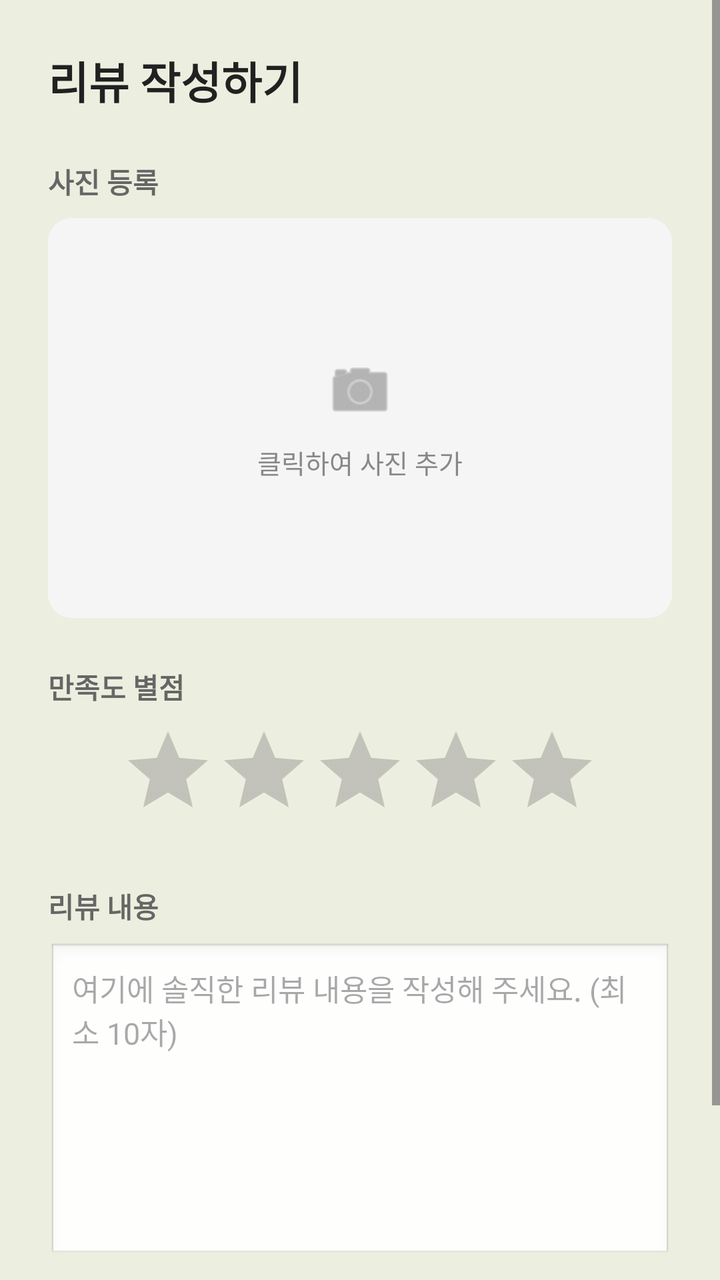
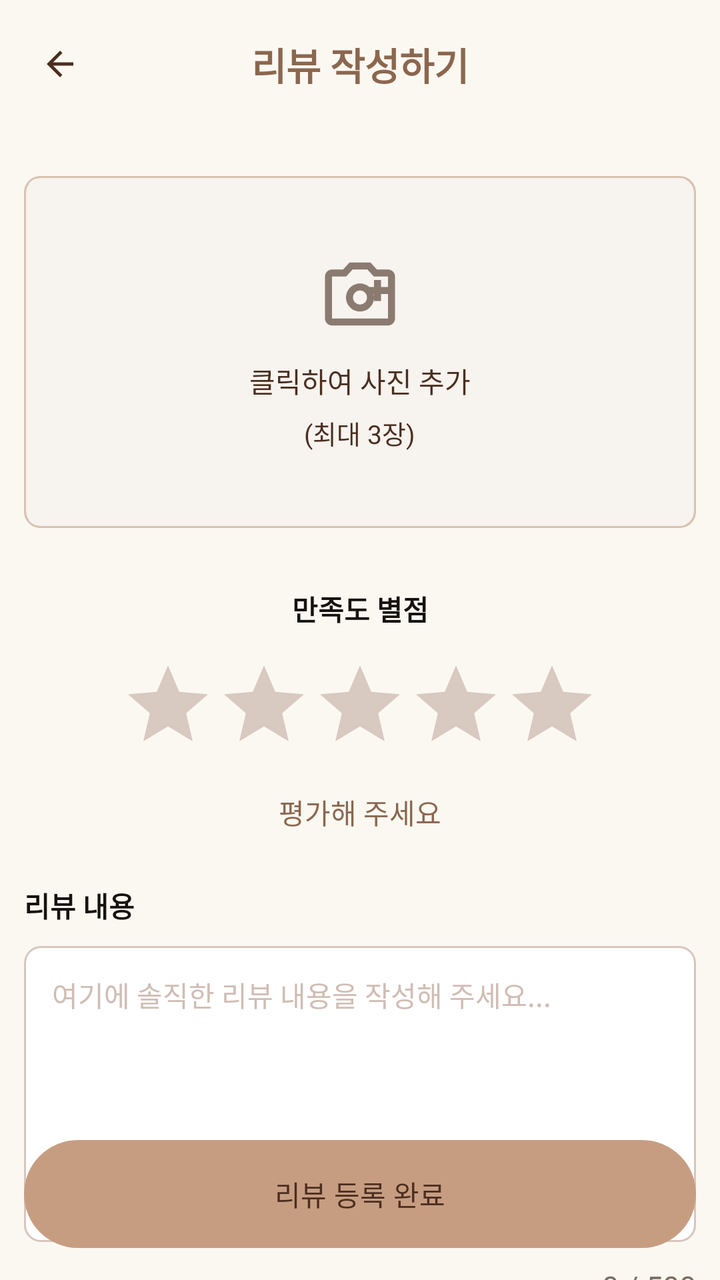

An Android layout rendered at two revisions. The XML below is the earlier revision; the diff shows what the commit changed to produce the second picture.
<!-- AndroidManifest.xml: application theme Theme.Payclient -->
<!-- res/layout/activity_review_add.xml -->
<?xml version="1.0" encoding="utf-8"?>
<ScrollView xmlns:android="http://schemas.android.com/apk/res/android"
    xmlns:app="http://schemas.android.com/apk/res-auto"
    android:layout_width="match_parent"
    android:layout_height="match_parent"
    android:id="@+id/main"
    android:fillViewport="true"
    android:fitsSystemWindows="true">

    <LinearLayout
        android:layout_width="match_parent"
        android:layout_height="wrap_content"
        android:orientation="vertical"
        android:padding="24dp">

        <TextView
            android:layout_width="wrap_content"
            android:layout_height="wrap_content"
            android:text="리뷰 작성하기"
            android:textColor="#212121"
            android:textSize="22sp"
            android:textStyle="bold"
            android:layout_marginBottom="24dp"/>

        <TextView
            android:layout_width="wrap_content"
            android:layout_height="wrap_content"
            android:text="사진 등록"
            android:textColor="#666666"
            android:textSize="14sp"
            android:textStyle="bold"
            android:layout_marginBottom="8dp"/>

        <androidx.cardview.widget.CardView
            android:id="@+id/cvSelectImage"
            android:layout_width="match_parent"
            android:layout_height="200dp"
            android:layout_marginBottom="24dp"
            app:cardCornerRadius="12dp"
            app:cardElevation="0dp"
            android:clickable="true"
            android:focusable="true">

            <FrameLayout
                android:layout_width="match_parent"
                android:layout_height="match_parent"
                android:background="#F5F5F5">

                <ImageView
                    android:id="@+id/ivReviewPhoto"
                    android:layout_width="match_parent"
                    android:layout_height="match_parent"
                    android:scaleType="centerCrop" />

                <LinearLayout
                    android:id="@+id/layoutPhotoGuide"
                    android:layout_width="wrap_content"
                    android:layout_height="wrap_content"
                    android:orientation="vertical"
                    android:gravity="center"
                    android:layout_gravity="center">

                    <ImageView
                        android:layout_width="36dp"
                        android:layout_height="36dp"
                        android:src="@android:drawable/ic_menu_camera"
                        app:tint="#888888" />

                    <TextView
                        android:layout_width="wrap_content"
                        android:layout_height="wrap_content"
                        android:layout_marginTop="8dp"
                        android:text="클릭하여 사진 추가"
                        android:textColor="#888888"
                        android:textSize="13sp" />
                </LinearLayout>
            </FrameLayout>
        </androidx.cardview.widget.CardView>

        <TextView
            android:layout_width="wrap_content"
            android:layout_height="wrap_content"
            android:text="만족도 별점"
            android:textColor="#666666"
            android:textSize="14sp"
            android:textStyle="bold"
            android:layout_marginBottom="8dp"/>

        <LinearLayout
            android:layout_width="match_parent"
            android:layout_height="wrap_content"
            android:gravity="center_horizontal"
            android:layout_marginBottom="24dp">

            <RatingBar
                android:id="@+id/rbInputRating"
                android:layout_width="wrap_content"
                android:layout_height="wrap_content"
                android:numStars="5"
                android:stepSize="1"
                android:isIndicator="false"
                style="?android:attr/ratingBarStyle" />
        </LinearLayout>

        <TextView
            android:layout_width="wrap_content"
            android:layout_height="wrap_content"
            android:text="리뷰 내용"
            android:textColor="#666666"
            android:textSize="14sp"
            android:textStyle="bold"
            android:layout_marginBottom="8dp"/>

        <EditText
            android:id="@+id/etReviewContent"
            android:layout_width="match_parent"
            android:layout_height="160dp"
            android:background="@android:drawable/edit_text"
            android:gravity="top|start"
            android:hint="여기에 솔직한 리뷰 내용을 작성해 주세요. (최소 10자)"
            android:inputType="textMultiLine"
            android:padding="12dp"
            android:textSize="15sp"
            android:textColor="#212121"
            android:layout_marginBottom="32dp"/>

        <Button
            android:id="@+id/btnSubmitReview"
            android:layout_width="match_parent"
            android:layout_height="54dp"
            android:text="리뷰 등록 완료"
            android:textSize="16sp"
            android:textStyle="bold"
            android:textColor="#FFFFFF"
            android:backgroundTint="@color/deep_brown"
            android:insetTop="0dp"
            android:insetBottom="0dp"
            app:cornerRadius="8dp" />

    </LinearLayout>
</ScrollView>
<!-- resources referenced by this layout -->
<resources>
  <color name="deep_brown">#CFAB8D</color>
  <style name="Theme.Payclient" parent="Base.Theme.Payclient" />
  <style name="Base.Theme.Payclient" parent="Theme.Material3.DayNight.NoActionBar">
          
          <item name="colorPrimary">@color/beige</item>
          <item name="android:windowBackground">@color/baby_blue</item>
      </style>
  <color name="beige">#D9C4B0</color>
  <color name="baby_blue">#ECEEDF</color>
</resources>

<!-- the commit's change to res/layout/activity_review_add.xml (unified diff, before → after) -->
@@ -1,141 +1,216 @@
 <?xml version="1.0" encoding="utf-8"?>
-<ScrollView xmlns:android="http://schemas.android.com/apk/res/android"
+<androidx.constraintlayout.widget.ConstraintLayout
+    xmlns:android="http://schemas.android.com/apk/res/android"
     xmlns:app="http://schemas.android.com/apk/res-auto"
+    android:id="@+id/main"
     android:layout_width="match_parent"
     android:layout_height="match_parent"
-    android:id="@+id/main"
-    android:fillViewport="true"
+    android:background="@color/home_background"
     android:fitsSystemWindows="true">
 
-    <LinearLayout
-        android:layout_width="match_parent"
-        android:layout_height="wrap_content"
-        android:orientation="vertical"
-        android:padding="24dp">
+    <androidx.constraintlayout.widget.ConstraintLayout
+        android:id="@+id/layout_review_add_header"
+        android:layout_width="0dp"
+        android:layout_height="64dp"
+        android:paddingStart="12dp"
+        android:paddingEnd="12dp"
+        app:layout_constraintEnd_toEndOf="parent"
+        app:layout_constraintStart_toStartOf="parent"
+        app:layout_constraintTop_toTopOf="parent">
+
+        <ImageView
+            android:id="@+id/btnBack"
+            android:layout_width="36dp"
+            android:layout_height="36dp"
+            android:contentDescription="뒤로가기"
+            android:padding="8dp"
+            android:src="@drawable/ic_arrow_back"
+            app:tint="@color/coffee_brown_dark"
+            app:layout_constraintBottom_toBottomOf="parent"
+            app:layout_constraintStart_toStartOf="parent"
+            app:layout_constraintTop_toTopOf="parent" />
 
         <TextView
+            android:id="@+id/tvReviewAddTitle"
             android:layout_width="wrap_content"
             android:layout_height="wrap_content"
             android:text="리뷰 작성하기"
-            android:textColor="#212121"
-            android:textSize="22sp"
+            android:textColor="@color/coffee_brown"
+            android:textSize="19sp"
             android:textStyle="bold"
-            android:layout_marginBottom="24dp"/>
-
-        <TextView
-            android:layout_width="wrap_content"
-            android:layout_height="wrap_content"
-            android:text="사진 등록"
-            android:textColor="#666666"
-            android:textSize="14sp"
-            android:textStyle="bold"
-            android:layout_marginBottom="8dp"/>
-
-        <androidx.cardview.widget.CardView
-            android:id="@+id/cvSelectImage"
-            android:layout_width="match_parent"
-            android:layout_height="200dp"
-            android:layout_marginBottom="24dp"
-            app:cardCornerRadius="12dp"
-            app:cardElevation="0dp"
-            android:clickable="true"
-            android:focusable="true">
-
-            <FrameLayout
-                android:layout_width="match_parent"
-                android:layout_height="match_parent"
-                android:background="#F5F5F5">
-
-                <ImageView
-                    android:id="@+id/ivReviewPhoto"
-                    android:layout_width="match_parent"
-                    android:layout_height="match_parent"
-                    android:scaleType="centerCrop" />
-
-                <LinearLayout
-                    android:id="@+id/layoutPhotoGuide"
-                    android:layout_width="wrap_content"
-                    android:layout_height="wrap_content"
-                    android:orientation="vertical"
-                    android:gravity="center"
-                    android:layout_gravity="center">
-
-                    <ImageView
-                        android:layout_width="36dp"
-                        android:layout_height="36dp"
-                        android:src="@android:drawable/ic_menu_camera"
-                        app:tint="#888888" />
-
-                    <TextView
-                        android:layout_width="wrap_content"
-                        android:layout_height="wrap_content"
-                        android:layout_marginTop="8dp"
-                        android:text="클릭하여 사진 추가"
-                        android:textColor="#888888"
-                        android:textSize="13sp" />
-                </LinearLayout>
-            </FrameLayout>
-        </androidx.cardview.widget.CardView>
-
-        <TextView
-            android:layout_width="wrap_content"
-            android:layout_height="wrap_content"
-            android:text="만족도 별점"
-            android:textColor="#666666"
-            android:textSize="14sp"
-            android:textStyle="bold"
-            android:layout_marginBottom="8dp"/>
+            app:layout_constraintBottom_toBottomOf="parent"
+            app:layout_constraintEnd_toEndOf="parent"
+            app:layout_constraintStart_toStartOf="parent"
+            app:layout_constraintTop_toTopOf="parent" />
+    </androidx.constraintlayout.widget.ConstraintLayout>
+
+    <androidx.core.widget.NestedScrollView
+        android:id="@+id/scrollReviewAdd"
+        android:layout_width="0dp"
+        android:layout_height="0dp"
+        android:clipToPadding="false"
+        android:fillViewport="true"
+        android:paddingStart="12dp"
+        android:paddingEnd="12dp"
+        android:paddingBottom="104dp"
+        app:layout_constraintBottom_toBottomOf="parent"
+        app:layout_constraintEnd_toEndOf="parent"
+        app:layout_constraintStart_toStartOf="parent"
+        app:layout_constraintTop_toBottomOf="@id/layout_review_add_header">
 
         <LinearLayout
             android:layout_width="match_parent"
             android:layout_height="wrap_content"
-            android:gravity="center_horizontal"
-            android:layout_marginBottom="24dp">
+            android:orientation="vertical">
+
+            <com.google.android.material.card.MaterialCardView
+                android:id="@+id/cvSelectImage"
+                android:layout_width="match_parent"
+                android:layout_height="176dp"
+                android:layout_marginTop="24dp"
+                android:layout_marginBottom="30dp"
+                android:clickable="true"
+                android:focusable="true"
+                android:foreground="?attr/selectableItemBackground"
+                app:cardBackgroundColor="#F7F3EF"
+                app:cardCornerRadius="8dp"
+                app:cardElevation="0dp"
+                app:strokeColor="@color/coffee_brown_light"
+                app:strokeWidth="1dp">
+
+                <FrameLayout
+                    android:layout_width="match_parent"
+                    android:layout_height="match_parent"
+                    android:background="@drawable/bg_photo_add_dashed">
+
+                    <ImageView
+                        android:id="@+id/ivReviewPhoto"
+                        android:layout_width="match_parent"
+                        android:layout_height="match_parent"
+                        android:scaleType="centerCrop" />
+
+                    <LinearLayout
+                        android:id="@+id/layoutPhotoGuide"
+                        android:layout_width="wrap_content"
+                        android:layout_height="wrap_content"
+                        android:layout_gravity="center"
+                        android:gravity="center"
+                        android:orientation="vertical">
+
+                        <ImageView
+                            android:layout_width="42dp"
+                            android:layout_height="42dp"
+                            android:contentDescription="@null"
+                            android:src="@drawable/ic_camera_add"
+                            app:tint="#8A7A70" />
+
+                        <TextView
+                            android:layout_width="wrap_content"
+                            android:layout_height="wrap_content"
+                            android:layout_marginTop="12dp"
+                            android:text="클릭하여 사진 추가"
+                            android:textColor="@color/coffee_brown_dark"
+                            android:textSize="14sp" />
+
+                        <TextView
+                            android:layout_width="wrap_content"
+                            android:layout_height="wrap_content"
+                            android:layout_marginTop="6dp"
+                            android:text="(최대 3장)"
+                            android:textColor="@color/coffee_brown_dark"
+                            android:textSize="13sp" />
+                    </LinearLayout>
+                </FrameLayout>
+            </com.google.android.material.card.MaterialCardView>
+
+            <TextView
+                android:id="@+id/tvRatingTitle"
+                android:layout_width="match_parent"
+                android:layout_height="wrap_content"
+                android:gravity="center"
+                android:text="만족도 별점"
+                android:textColor="@color/text_primary"
+                android:textSize="14sp"
+                android:textStyle="bold" />
 
             <RatingBar
                 android:id="@+id/rbInputRating"
+                style="?android:attr/ratingBarStyle"
                 android:layout_width="wrap_content"
                 android:layout_height="wrap_content"
+                android:layout_gravity="center_horizontal"
+                android:layout_marginTop="14dp"
+                android:isIndicator="false"
                 android:numStars="5"
+                android:progressTint="#F5A000"
+                android:secondaryProgressTint="#F5A000"
                 android:stepSize="1"
-                android:isIndicator="false"
-                style="?android:attr/ratingBarStyle" />
+                android:thumbTint="#F5A000"
+                android:progressBackgroundTint="#D8C9C1" />
+
+            <TextView
+                android:id="@+id/tvRatingGuide"
+                android:layout_width="match_parent"
+                android:layout_height="wrap_content"
+                android:layout_marginTop="10dp"
+                android:layout_marginBottom="26dp"
+                android:gravity="center"
+                android:text="평가해 주세요"
+                android:textColor="@color/coffee_brown"
+                android:textSize="14sp" />
+
+            <TextView
+                android:id="@+id/tvReviewContentLabel"
+                android:layout_width="match_parent"
+                android:layout_height="wrap_content"
+                android:layout_marginBottom="10dp"
+                android:text="리뷰 내용"
+                android:textColor="@color/text_primary"
+                android:textSize="14sp"
+                android:textStyle="bold" />
+
+            <EditText
+                android:id="@+id/etReviewContent"
+                android:layout_width="match_parent"
+                android:layout_height="148dp"
+                android:background="@drawable/bg_review_input"
+                android:gravity="top|start"
+                android:hint="여기에 솔직한 리뷰 내용을 작성해 주세요..."
+                android:inputType="textMultiLine"
+                android:maxLength="500"
+                android:padding="14dp"
+                android:textColor="@color/text_primary"
+                android:textColorHint="#D0BDB4"
+                android:textSize="14sp" />
+
+            <TextView
+                android:id="@+id/tvReviewCount"
+                android:layout_width="match_parent"
+                android:layout_height="wrap_content"
+                android:layout_marginTop="12dp"
+                android:gravity="end"
+                android:text="0 / 500"
+                android:textColor="@color/text_secondary"
+                android:textSize="15sp" />
         </LinearLayout>
-
-        <TextView
-            android:layout_width="wrap_content"
-            android:layout_height="wrap_content"
-            android:text="리뷰 내용"
-            android:textColor="#666666"
-            android:textSize="14sp"
-            android:textStyle="bold"
-            android:layout_marginBottom="8dp"/>
-
-        <EditText
-            android:id="@+id/etReviewContent"
-            android:layout_width="match_parent"
-            android:layout_height="160dp"
-            android:background="@android:drawable/edit_text"
-            android:gravity="top|start"
-            android:hint="여기에 솔직한 리뷰 내용을 작성해 주세요. (최소 10자)"
-            android:inputType="textMultiLine"
-            android:padding="12dp"
-            android:textSize="15sp"
-            android:textColor="#212121"
-            android:layout_marginBottom="32dp"/>
-
-        <Button
-            android:id="@+id/btnSubmitReview"
-            android:layout_width="match_parent"
-            android:layout_height="54dp"
-            android:text="리뷰 등록 완료"
-            android:textSize="16sp"
-            android:textStyle="bold"
-            android:textColor="#FFFFFF"
-            android:backgroundTint="@color/deep_brown"
-            android:insetTop="0dp"
-            android:insetBottom="0dp"
-            app:cornerRadius="8dp" />
-
-    </LinearLayout>
-</ScrollView>
+    </androidx.core.widget.NestedScrollView>
+
+    <com.google.android.material.button.MaterialButton
+        android:id="@+id/btnSubmitReview"
+        android:layout_width="0dp"
+        android:layout_height="54dp"
+        android:layout_marginStart="12dp"
+        android:layout_marginEnd="12dp"
+        android:layout_marginBottom="16dp"
+        android:insetTop="0dp"
+        android:insetBottom="0dp"
+        android:text="리뷰 등록 완료"
+        android:textColor="@color/coffee_brown_dark"
+        android:textSize="14sp"
+        app:backgroundTint="#C79D82"
+        app:cornerRadius="27dp"
+        app:elevation="4dp"
+        app:layout_constraintBottom_toBottomOf="parent"
+        app:layout_constraintEnd_toEndOf="parent"
+        app:layout_constraintStart_toStartOf="parent" />
+</androidx.constraintlayout.widget.ConstraintLayout>
<!-- resource entries referenced after the edit -->
@@ -1,7 +1,53 @@
 <!-- resources referenced by this layout -->
 <resources>
-  <color name="deep_brown">#CFAB8D</color>
+  <color name="coffee_brown">#8B674E</color>
+  <color name="coffee_brown_dark">#4B2E1F</color>
+  <color name="coffee_brown_light">#D8C3B1</color>
+  <color name="home_background">#FBF8F2</color>
+  <color name="text_primary">#16120F</color>
+  <color name="text_secondary">#7C6F64</color>
+  <!-- drawable bg_photo_add_dashed (drawable) -->
+  <?xml version="1.0" encoding="utf-8"?>
+  <shape xmlns:android="http://schemas.android.com/apk/res/android">
+      <corners android:radius="8dp" />
+      <solid android:color="#F7F3EF" />
+      <stroke
+          android:width="1dp"
+          android:color="@color/coffee_brown_light"
+          android:dashWidth="8dp"
+          android:dashGap="5dp" />
+  </shape>
+  <!-- drawable bg_review_input (drawable) -->
+  <?xml version="1.0" encoding="utf-8"?>
+  <shape xmlns:android="http://schemas.android.com/apk/res/android">
+      <corners android:radius="8dp" />
+      <solid android:color="@color/white" />
+      <stroke
+          android:width="1dp"
+          android:color="#D7C6BE" />
+  </shape>
+  <!-- drawable ic_arrow_back (drawable) -->
+  <vector xmlns:android="http://schemas.android.com/apk/res/android"
+      android:width="24dp"
+      android:height="24dp"
+      android:viewportWidth="24"
+      android:viewportHeight="24">
+      <path
+          android:fillColor="#FF000000"
+          android:pathData="M20,11H7.83L13.42,5.41L12,4L4,12L12,20L13.41,18.59L7.83,13H20V11Z" />
+  </vector>
+  <!-- drawable ic_camera_add (drawable) -->
+  <vector xmlns:android="http://schemas.android.com/apk/res/android"
+      android:width="24dp"
+      android:height="24dp"
+      android:viewportWidth="24"
+      android:viewportHeight="24">
+      <path
+          android:fillColor="#FF000000"
+          android:pathData="M20,5H16.83L15,3H9L7.17,5H4C2.9,5 2,5.9 2,7V19C2,20.1 2.9,21 4,21H20C21.1,21 22,20.1 22,19V7C22,5.9 21.1,5 20,5ZM20,19H4V7H8.05L9.88,5H14.12L15.95,7H20V19ZM18,10V8H16V10H14V12H16V14H18V12H20V10H18ZM12,9C9.79,9 8,10.79 8,13S9.79,17 12,17 16,15.21 16,13 14.21,9 12,9ZM12,15C10.9,15 10,14.1 10,13S10.9,11 12,11 14,11.9 14,13 13.1,15 12,15Z" />
+  </vector>
   <style name="Theme.Payclient" parent="Base.Theme.Payclient" />
+  <color name="white">#FFFFFFFF</color>
   <style name="Base.Theme.Payclient" parent="Theme.Material3.DayNight.NoActionBar">
           
           <item name="colorPrimary">@color/beige</item>
